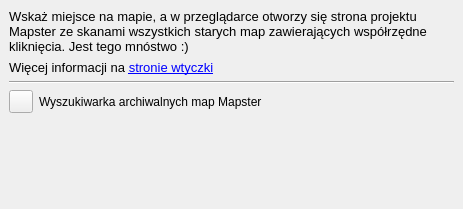
Before: the Qt Designer form gissupport_plugin/modules/mapster/mapster_dockwidget.ui in gis-support/gis-support-plugin, drawn with Qt 5.
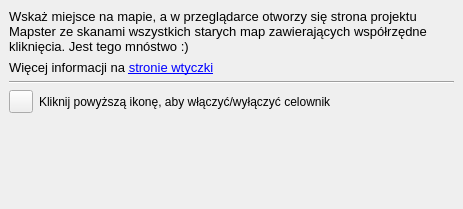
After: the same form once the commit is applied.

```diff
--- a/gissupport_plugin/modules/mapster/mapster_dockwidget.ui
+++ b/gissupport_plugin/modules/mapster/mapster_dockwidget.ui
@@ -94,7 +94,7 @@
        <item>
         <widget class="QLabel" name="mapsterLabel">
          <property name="text">
-          <string>Wyszukiwarka archiwalnych map Mapster</string>
+          <string>Kliknij powyższą ikonę, aby włączyć/wyłączyć celownik</string>
          </property>
          <property name="alignment">
           <set>Qt::AlignLeading|Qt::AlignLeft|Qt::AlignVCenter</set>
```
